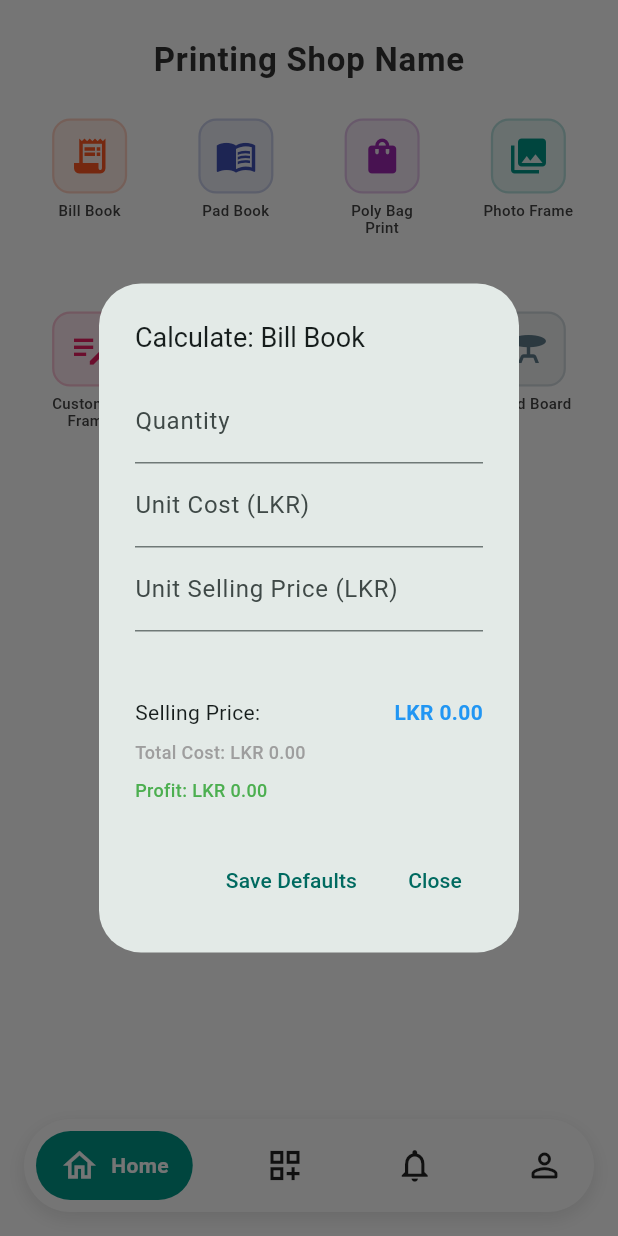
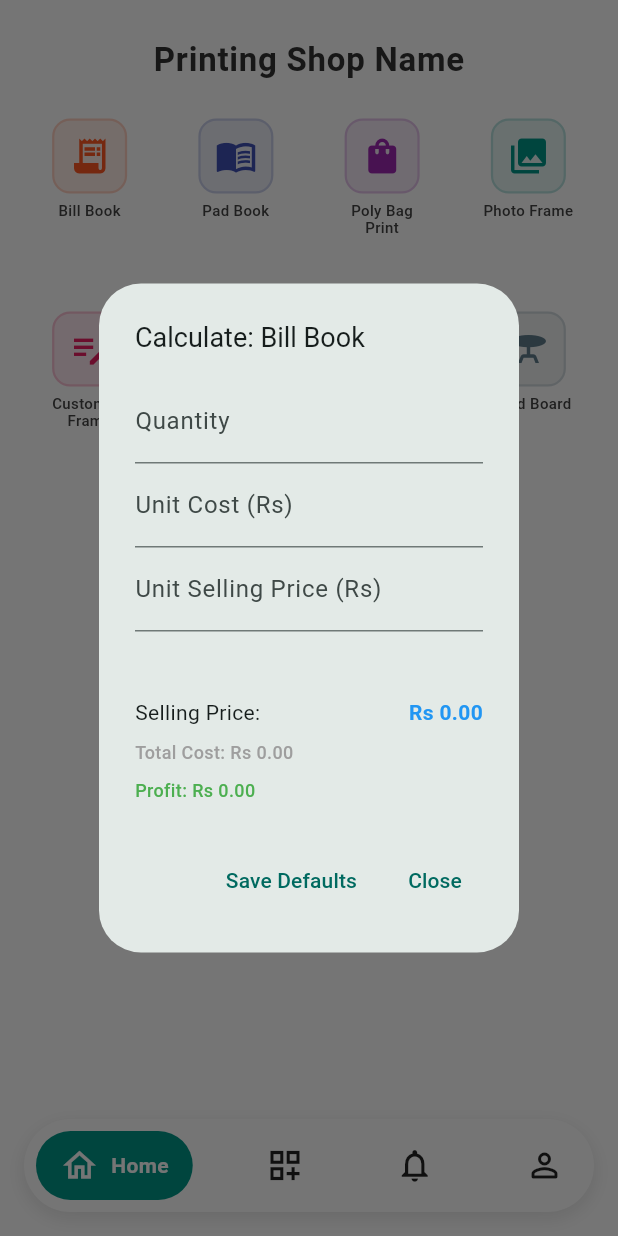
Before and after one commit to sanjeewa97/Inkup, a Flutter app: the screen it shows after launch, after a tap on "Bill Book", on a phone screen of 412 x 824 dp. Run offline on Flutter 3.47's test engine with Material 3 defaults, Android fonts, the phone set to English and light mode, and no system bars.

Commit message:
Replace LKR with Rs in calculator UI

```diff
--- a/lib/home_screen.dart
+++ b/lib/home_screen.dart
@@ -263,13 +263,13 @@ class _CalculatorDialogState extends State<CalculatorDialog> {
             TextField(
               controller: _costController,
               keyboardType: TextInputType.number,
-              decoration: const InputDecoration(labelText: 'Unit Cost (LKR)'),
+              decoration: const InputDecoration(labelText: 'Unit Cost (Rs)'),
               onChanged: (_) => _calculate(),
             ),
             TextField(
               controller: _priceController,
               keyboardType: TextInputType.number,
-              decoration: const InputDecoration(labelText: 'Unit Selling Price (LKR)'),
+              decoration: const InputDecoration(labelText: 'Unit Selling Price (Rs)'),
               onChanged: (_) => _calculate(),
             ),
             const SizedBox(height: 20),
@@ -283,7 +283,7 @@ class _CalculatorDialogState extends State<CalculatorDialog> {
               child: Padding(
                 padding: const EdgeInsets.symmetric(vertical: 4.0),
                 child: Text(
-                  'Total Cost: LKR ${_totalCost.toStringAsFixed(2)}',
+                  'Total Cost: Rs ${_totalCost.toStringAsFixed(2)}',
                   style: const TextStyle(
                     fontSize: 12,
                     color: Colors.grey,
@@ -299,7 +299,7 @@ class _CalculatorDialogState extends State<CalculatorDialog> {
               child: Padding(
                 padding: const EdgeInsets.symmetric(vertical: 4.0),
                 child: Text(
-                  'Profit: LKR ${_profit.toStringAsFixed(2)}',
+                  'Profit: Rs ${_profit.toStringAsFixed(2)}',
                   style: const TextStyle(
                     fontSize: 12,
                     color: Colors.green, // Kept green for differentiation, but small
@@ -332,7 +332,7 @@ class _CalculatorDialogState extends State<CalculatorDialog> {
         children: [
           Text(label, style: TextStyle(fontWeight: isBold ? FontWeight.bold : FontWeight.normal, fontSize: isBold ? 16 : 14)),
           Text(
-            'LKR ${value.toStringAsFixed(2)}',
+            'Rs ${value.toStringAsFixed(2)}',
             style: TextStyle(
               color: color,
               fontWeight: FontWeight.bold,
```
